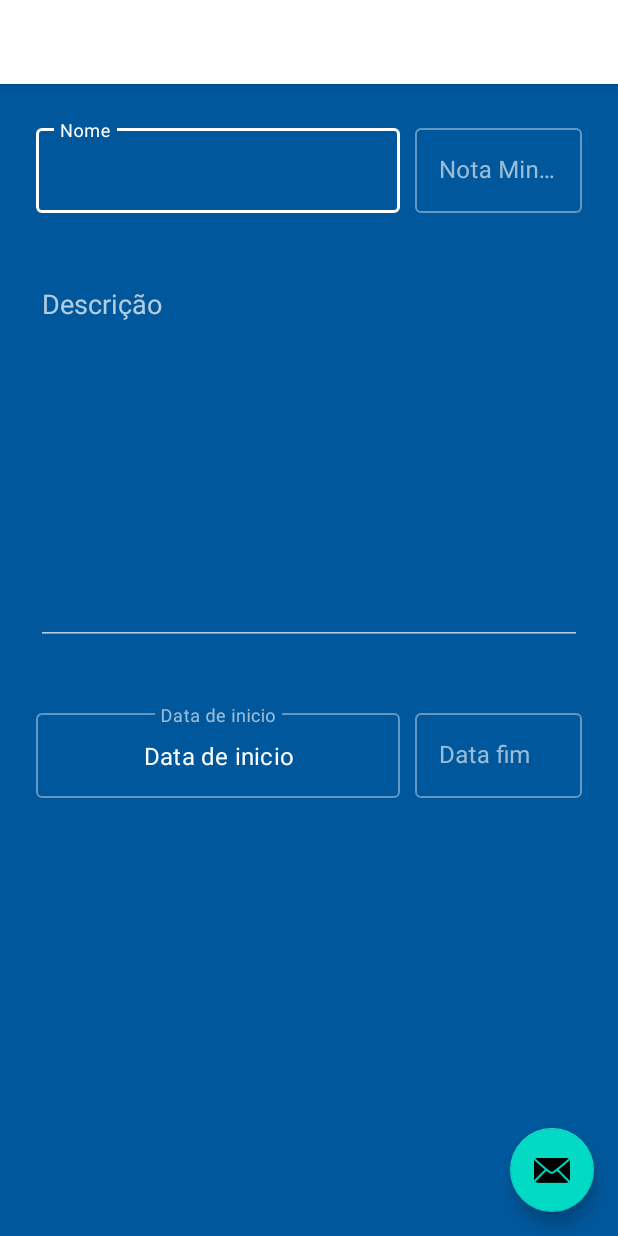
After one commit to tiagomnunes89/vidacademica, an Android app: the createSubjectActivity screen opened directly, with no data from a screen before it, on a phone screen of 412 x 824 dp. The commit adds this screen. Run offline under Robolectric (Android 15) with nearby library versions, the light colour scheme and no system bars.

Commit message:
Tela Criar Matéria

```diff
--- a/app/build.gradle
+++ b/app/build.gradle
@@ -5,7 +5,7 @@ android {
     buildToolsVersion "29.0.2"
     defaultConfig {
         applicationId "online.vidacademica"
-        minSdkVersion 22
+        minSdkVersion 24
         targetSdkVersion 29
         versionCode 1
         versionName "1.0"
--- /dev/null
+++ b/app/src/main/java/online/vidacademica/presentation/ui/createSubjectActivity.java
@@ -0,0 +1,78 @@
+package online.vidacademica.presentation.ui;
+
+import android.app.DatePickerDialog;
+import android.graphics.Color;
+import android.graphics.drawable.ColorDrawable;
+import android.icu.util.Calendar;
+import android.os.Bundle;
+
+import com.google.android.material.floatingactionbutton.FloatingActionButton;
+import com.google.android.material.snackbar.Snackbar;
+
+import androidx.appcompat.app.AppCompatActivity;
+import androidx.appcompat.widget.Toolbar;
+
+import android.util.Log;
+import android.view.View;
+import android.widget.DatePicker;
+import android.widget.EditText;
+
+import online.vidacademica.R;
+
+public class createSubjectActivity extends AppCompatActivity {
+
+    private static final String TAG = "createSubjectActivity";
+
+
+    private EditText etDateStartSubject;
+    private DatePickerDialog.OnDateSetListener mDateSetListener;
+
+    @Override
+    protected void onCreate(Bundle savedInstanceState) {
+        super.onCreate(savedInstanceState);
+        setContentView(R.layout.activity_create_subject);
+        Toolbar toolbar = findViewById(R.id.toolbar);
+        setSupportActionBar(toolbar);
+
+        FloatingActionButton fab = findViewById(R.id.fab);
+        fab.setOnClickListener(new View.OnClickListener() {
+            @Override
+            public void onClick(View view) {
+                Snackbar.make(view, "Replace with your own action", Snackbar.LENGTH_LONG)
+                        .setAction("Action", null).show();
+            }
+        });
+
+        etDateStartSubject = (EditText) findViewById(R.id.input_dt_inicio);
+
+        etDateStartSubject.setOnClickListener(new View.OnClickListener() {
+            @Override
+            public void onClick(View view) {
+                Calendar cal = Calendar.getInstance();
+
+                int year = cal.get(Calendar.YEAR);
+                int month = cal.get(Calendar.MONTH);
+                int day = cal.get(Calendar.DAY_OF_MONTH);
+
+                DatePickerDialog dialog = new DatePickerDialog(
+                        createSubjectActivity.this,
+                        android.R.style.Theme_Holo_Light_Dialog_MinWidth,
+                        mDateSetListener,
+                        year, month, day);
+                dialog.getWindow().setBackgroundDrawable(new ColorDrawable(Color.TRANSPARENT));
+                dialog.show();
+            }
+        });
+
+        mDateSetListener = new DatePickerDialog.OnDateSetListener() {
+            @Override
+            public void onDateSet(DatePicker datePicker, int year, int month, int day) {
+                Log.d(TAG, "onDateSet: mm/dd/yyy: " + day + "/" + month + "/" + year);
+
+                String date = day + "/" + month + "/" + year;
+                etDateStartSubject.setText(date);
+            }
+        };
+    }
+
+}
--- a/app/src/main/java/online/vidacademica/presentation/ui/notifications/NotificationsFragment.java
+++ b/app/src/main/java/online/vidacademica/presentation/ui/notifications/NotificationsFragment.java
@@ -20,8 +20,7 @@ public class NotificationsFragment extends Fragment {
 
     public View onCreateView(@NonNull LayoutInflater inflater,
                              ViewGroup container, Bundle savedInstanceState) {
-        notificationsViewModel =
-                ViewModelProviders.of(this).get(NotificationsViewModel.class);
+       // notificationsViewModel = ViewModelProviders.of(this).get(NotificationsViewModel.class);
         View root = inflater.inflate(R.layout.fragment_notifications, container, false);
         final TextView textView = root.findViewById(R.id.text_notifications);
         notificationsViewModel.getText().observe(this, new Observer<String>() {
--- /dev/null
+++ b/app/src/main/res/layout/activity_create_subject.xml
@@ -0,0 +1,33 @@
+<?xml version="1.0" encoding="utf-8"?>
+<androidx.coordinatorlayout.widget.CoordinatorLayout xmlns:android="http://schemas.android.com/apk/res/android"
+    xmlns:app="http://schemas.android.com/apk/res-auto"
+    xmlns:tools="http://schemas.android.com/tools"
+    android:layout_width="match_parent"
+    android:layout_height="match_parent"
+    tools:context=".presentation.ui.createSubjectActivity">
+
+    <com.google.android.material.appbar.AppBarLayout
+        android:layout_width="match_parent"
+        android:layout_height="wrap_content"
+        android:theme="@style/AppTheme.AppBarOverlay">
+
+        <androidx.appcompat.widget.Toolbar
+            android:id="@+id/toolbar"
+            android:layout_width="match_parent"
+            android:layout_height="?attr/actionBarSize"
+            android:background="?attr/colorPrimary"
+            app:popupTheme="@style/AppTheme.PopupOverlay" />
+
+    </com.google.android.material.appbar.AppBarLayout>
+
+    <include layout="@layout/content_create_subject" />
+
+    <com.google.android.material.floatingactionbutton.FloatingActionButton
+        android:id="@+id/fab"
+        android:layout_width="wrap_content"
+        android:layout_height="wrap_content"
+        android:layout_gravity="bottom|end"
+        android:layout_margin="@dimen/fab_margin"
+        app:srcCompat="@android:drawable/ic_dialog_email" />
+
+</androidx.coordinatorlayout.widget.CoordinatorLayout>
--- /dev/null
+++ b/app/src/main/res/layout/content_create_subject.xml
@@ -0,0 +1,144 @@
+<?xml version="1.0" encoding="utf-8"?>
+<ScrollView xmlns:android="http://schemas.android.com/apk/res/android"
+    xmlns:app="http://schemas.android.com/apk/res-auto"
+    xmlns:tools="http://schemas.android.com/tools"
+    android:layout_width="match_parent"
+    android:layout_height="match_parent"
+    app:layout_behavior="@string/appbar_scrolling_view_behavior"
+    tools:context=".presentation.ui.createSubjectActivity"
+    tools:showIn="@layout/activity_create_subject">
+
+
+    <androidx.constraintlayout.widget.ConstraintLayout
+        android:layout_width="match_parent"
+        android:layout_height="wrap_content"
+        android:padding="@dimen/default_size">
+
+        <LinearLayout
+            android:layout_width="match_parent"
+            android:layout_height="wrap_content"
+            android:orientation="horizontal"
+            app:layout_constraintEnd_toEndOf="parent"
+            app:layout_constraintStart_toStartOf="parent"
+            app:layout_constraintTop_toTopOf="parent">
+
+            <com.google.android.material.textfield.TextInputLayout
+                android:id="@+id/text_input_create_subject"
+                style="@style/Widget.MaterialComponents.TextInputLayout.OutlinedBox"
+                android:layout_width="match_parent"
+                android:layout_height="wrap_content"
+                android:layout_weight="1"
+                app:errorEnabled="true">
+
+                <com.google.android.material.textfield.TextInputEditText
+                    android:layout_width="match_parent"
+                    android:layout_height="wrap_content"
+                    android:backgroundTint="@android:color/white"
+                    android:hint="@string/name"
+                    android:textColor="@android:color/white"
+                    android:textColorHint="@android:color/white" />
+
+            </com.google.android.material.textfield.TextInputLayout>
+
+            <com.google.android.material.textfield.TextInputLayout
+                android:id="@+id/select_minimun_score"
+                style="@style/Widget.MaterialComponents.TextInputLayout.OutlinedBox"
+                android:layout_width="match_parent"
+                android:layout_height="wrap_content"
+                android:layout_weight="2"
+                app:errorEnabled="true">
+
+                <com.google.android.material.textfield.TextInputEditText
+                    android:layout_width="match_parent"
+                    android:layout_height="wrap_content"
+                    android:layout_marginLeft="10dp"
+                    android:backgroundTint="@android:color/white"
+                    android:hint="@string/nota_minima"
+                    android:inputType="numberDecimal|numberSigned"
+                    android:maxLength="6"
+                    android:textColor="@android:color/white"
+                    android:textColorHint="@android:color/white" />
+
+            </com.google.android.material.textfield.TextInputLayout>
+        </LinearLayout>
+
+        <EditText
+            android:id="@+id/input_description_subject"
+            android:layout_width="match_parent"
+            android:layout_height="250dp"
+            android:layout_marginTop="100dp"
+
+            android:gravity="start|top"
+            android:hint="Descrição"
+            android:inputType="textMultiLine"
+            app:layout_constraintEnd_toEndOf="parent"
+            app:layout_constraintStart_toStartOf="parent"
+            app:layout_constraintTop_toTopOf="parent"
+            tools:layout_editor_absoluteX="24dp"
+            tools:layout_editor_absoluteY="24dp" />
+
+        <LinearLayout
+            android:layout_width="match_parent"
+            android:layout_height="wrap_content"
+            android:layout_marginTop="290dp"
+            android:orientation="horizontal"
+            app:layout_constraintEnd_toEndOf="parent"
+            app:layout_constraintStart_toStartOf="parent"
+            app:layout_constraintTop_toTopOf="@id/input_description_subject">
+
+            <com.google.android.material.textfield.TextInputLayout
+                android:id="@+id/text_input_dt_start_subject"
+                style="@style/Widget.MaterialComponents.TextInputLayout.OutlinedBox"
+                android:layout_width="match_parent"
+                android:layout_height="wrap_content"
+                android:layout_weight="1"
+                app:errorEnabled="true">
+
+                <!--                <com.google.android.material.textfield.TextInputEditText-->
+                <!--                    android:layout_width="match_parent"-->
+                <!--                    android:layout_height="wrap_content"-->
+                <!--                    android:backgroundTint="@android:color/white"-->
+                <!--                    android:hint="@string/dt_inicio"-->
+                <!--                    android:textColor="@android:color/white"-->
+                <!--                    android:textColorHint="@android:color/white" />-->
+                <!--                -->
+                <EditText
+                    android:id="@+id/input_dt_inicio"
+                    android:layout_width="match_parent"
+                    android:layout_height="wrap_content"
+                    android:clickable="true"
+                    android:focusable="false"
+                    android:focusableInTouchMode="false"
+                    android:gravity="center"
+                    android:hint="Data de inicio"
+                    android:inputType="none"
+                    android:text="Data de inicio"></EditText>
+
+
+            </com.google.android.material.textfield.TextInputLayout>
+
+            <com.google.android.material.textfield.TextInputLayout
+                android:id="@+id/text_input_dt_end_subject"
+                style="@style/Widget.MaterialComponents.TextInputLayout.OutlinedBox"
+                android:layout_width="match_parent"
+                android:layout_height="wrap_content"
+                android:layout_weight="2"
+                app:errorEnabled="true">
+
+                <com.google.android.material.textfield.TextInputEditText
+                    android:layout_width="match_parent"
+                    android:layout_height="wrap_content"
+                    android:layout_marginLeft="10dp"
+                    android:backgroundTint="@android:color/white"
+                    android:hint="Data fim"
+                    android:inputType="datetime"
+                    android:maxLength="8"
+                    android:textColor="@android:color/white"
+                    android:textColorHint="@android:color/white" />
+
+            </com.google.android.material.textfield.TextInputLayout>
+        </LinearLayout>
+
+
+    </androidx.constraintlayout.widget.ConstraintLayout>
+</ScrollView>
--- a/app/src/main/res/values/dimens.xml
+++ b/app/src/main/res/values/dimens.xml
@@ -28,5 +28,6 @@
     <!-- Default screen margins, per the Android Design guidelines. -->
     <dimen name="activity_horizontal_margin">16dp</dimen>
     <dimen name="activity_vertical_margin">16dp</dimen>
+    <dimen name="fab_margin">16dp</dimen>
 
 </resources>
--- a/app/src/main/res/values/strings.xml
+++ b/app/src/main/res/values/strings.xml
@@ -17,4 +17,7 @@
     <string name="register">Cadastro</string>
     <string name="enter">Entrar</string>
     <string name="enter_google">Login Google</string>
+    <string name="title_activity_create_subject">createSubjectActivity</string>
+    <string name="nota_minima">Nota Minima</string>
+    <string name="dt_inicio">Data de inicio</string>
 </resources>
--- a/app/src/main/res/values/styles.xml
+++ b/app/src/main/res/values/styles.xml
@@ -10,4 +10,13 @@
         <item name="android:windowFullscreen">true</item>
     </style>
 
+    <style name="AppTheme.NoActionBar">
+        <item name="windowActionBar">false</item>
+        <item name="windowNoTitle">true</item>
+    </style>
+
+    <style name="AppTheme.AppBarOverlay" parent="ThemeOverlay.AppCompat.Dark.ActionBar" />
+
+    <style name="AppTheme.PopupOverlay" parent="ThemeOverlay.AppCompat.Light" />
+
 </resources>
--- a/build.gradle
+++ b/build.gradle
@@ -7,7 +7,7 @@ buildscript {
 
     }
     dependencies {
-        classpath 'com.android.tools.build:gradle:3.5.0'
+        classpath 'com.android.tools.build:gradle:3.5.2'
         classpath 'com.google.gms:google-services:4.3.2'
 
         // NOTE: Do not place your application dependencies here; they belong
```
Also changed, not shown: app/src/main/AndroidManifest.xml (+16 -4 lines).
